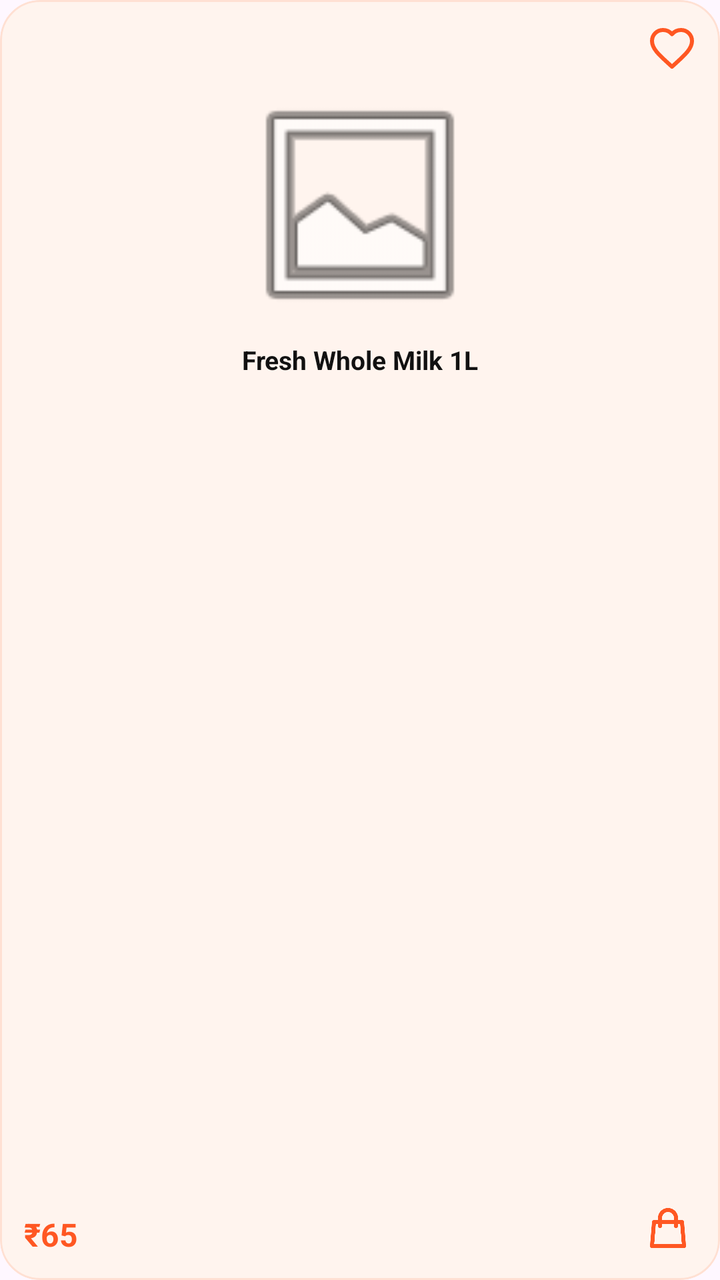
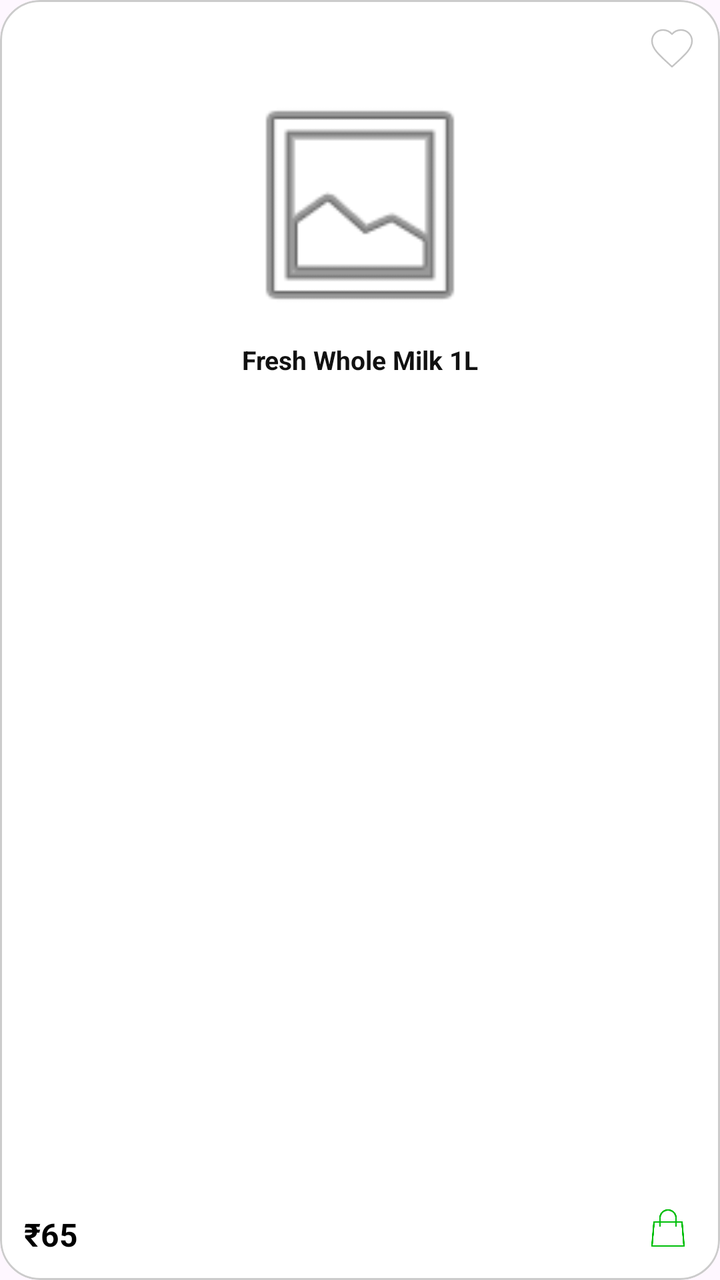

Compare the two renders of this Android layout. The source of the first and the diff that turns it into the second are given below.
<!-- AndroidManifest.xml: application theme Theme.DairyBook -->
<!-- res/layout/item_product_card.xml -->
<?xml version="1.0" encoding="utf-8"?>
<com.google.android.material.card.MaterialCardView xmlns:android="http://schemas.android.com/apk/res/android"
    xmlns:app="http://schemas.android.com/apk/res-auto"
    android:layout_width="160dp"
    android:layout_height="240dp"
    android:layout_marginEnd="12dp"
    app:cardBackgroundColor="#FFF4EE"
    app:cardCornerRadius="20dp"
    app:cardElevation="0dp"
    app:strokeColor="#FFE0D3"
    app:strokeWidth="1dp">

    <RelativeLayout
        android:layout_width="match_parent"
        android:layout_height="match_parent"
        android:padding="12dp">

        
        <ImageView
            android:id="@+id/ivFavorite"
            android:layout_width="24dp"
            android:layout_height="24dp"
            android:layout_alignParentEnd="true"
            android:background="?attr/selectableItemBackgroundBorderless"
            android:src="@drawable/ic_heart_outline" />

        
        <ImageView
            android:id="@+id/ivProduct"
            android:layout_width="match_parent"
            android:layout_height="125dp"
            android:layout_below="@id/ivFavorite"
            android:layout_centerHorizontal="true"
            android:layout_marginTop="4dp"
            android:scaleType="fitCenter"
            android:src="@android:drawable/ic_menu_gallery" />

        
        <TextView
            android:id="@+id/tvProductName"
            android:layout_width="match_parent"
            android:layout_height="wrap_content"
            android:layout_below="@id/ivProduct"
            android:layout_marginTop="6dp"
            android:ellipsize="end"
            android:maxLines="2"
            android:text="Fresh Whole Milk 1L"
            android:gravity="center"
            android:textColor="#111111"
            android:textSize="13sp"
            android:textStyle="bold" />

        
        <TextView
            android:id="@+id/tvProductPrice"
            android:layout_width="wrap_content"
            android:layout_height="wrap_content"
            android:layout_alignParentBottom="true"
            android:text="₹65"
            android:textColor="#FF5722"
            android:textSize="16sp"
            android:textStyle="bold" />

        
        <ImageView
            android:id="@+id/btnAddToCart"
            android:layout_width="28dp"
            android:layout_height="28dp"
            android:layout_alignParentEnd="true"
            android:layout_alignParentBottom="true"
            android:background="?attr/selectableItemBackgroundBorderless"
            android:padding="2dp"
            android:src="@drawable/ic_bag_outline" />
    </RelativeLayout>
</com.google.android.material.card.MaterialCardView>
<!-- resources referenced by this layout -->
<resources>
  <!-- drawable ic_bag_outline (drawable) -->
  <vector xmlns:android="http://schemas.android.com/apk/res/android"
      android:width="24dp"
      android:height="24dp"
      android:viewportWidth="24"
      android:viewportHeight="24">
      <path
          android:fillColor="#00000000"
          android:strokeColor="#FF5722"
          android:strokeWidth="2"
          android:strokeLineCap="round"
          android:strokeLineJoin="round"
          android:pathData="M16,11V7a4,4 0,0 0,-8 0v4M5,9h14l1,12H4L5,9z"/>
  </vector>
  <!-- drawable ic_heart_outline (drawable) -->
  <vector xmlns:android="http://schemas.android.com/apk/res/android"
      android:width="24dp"
      android:height="24dp"
      android:viewportWidth="24"
      android:viewportHeight="24">
      <path
          android:fillColor="#00000000"
          android:strokeColor="#FF5722"
          android:strokeWidth="2"
          android:strokeLineCap="round"
          android:strokeLineJoin="round"
          android:pathData="M12,21.35l-1.45,-1.32C5.4,15.36 2,12.28 2,8.5 2,5.42 4.42,3 7.5,3c1.74,0 3.41,0.81 4.5,2.09C13.09,3.81 14.76,3 16.5,3 19.58,3 22,5.42 22,8.5c0,3.78 -3.4,6.86 -8.55,11.54L12,21.35z"/>
  </vector>
  <style name="Theme.DairyBook" parent="Base.Theme.DairyBook" />
  <style name="Base.Theme.DairyBook" parent="Theme.Material3.DayNight.NoActionBar">
          
          
      </style>
</resources>

<!-- the commit's change to res/layout/item_product_card.xml (unified diff, before → after) -->
@@ -4,10 +4,10 @@
     android:layout_width="160dp"
     android:layout_height="240dp"
     android:layout_marginEnd="12dp"
-    app:cardBackgroundColor="#FFF4EE"
+    app:cardBackgroundColor="#FFFFFF"
     app:cardCornerRadius="20dp"
     app:cardElevation="0dp"
-    app:strokeColor="#FFE0D3"
+    app:strokeColor="#cccccc"
     app:strokeWidth="1dp">
 
     <RelativeLayout
@@ -57,7 +57,7 @@
             android:layout_height="wrap_content"
             android:layout_alignParentBottom="true"
             android:text="₹65"
-            android:textColor="#FF5722"
+            android:textColor="#000000"
             android:textSize="16sp"
             android:textStyle="bold" />
 
<!-- resource entries referenced after the edit -->
@@ -8,8 +8,8 @@
       android:viewportHeight="24">
       <path
           android:fillColor="#00000000"
-          android:strokeColor="#FF5722"
-          android:strokeWidth="2"
+          android:strokeColor="#00bf0a"
+          android:strokeWidth=".8"
           android:strokeLineCap="round"
           android:strokeLineJoin="round"
           android:pathData="M16,11V7a4,4 0,0 0,-8 0v4M5,9h14l1,12H4L5,9z"/>
@@ -22,8 +22,8 @@
       android:viewportHeight="24">
       <path
           android:fillColor="#00000000"
-          android:strokeColor="#FF5722"
-          android:strokeWidth="2"
+          android:strokeColor="#c4c4c4"
+          android:strokeWidth=".8"
           android:strokeLineCap="round"
           android:strokeLineJoin="round"
           android:pathData="M12,21.35l-1.45,-1.32C5.4,15.36 2,12.28 2,8.5 2,5.42 4.42,3 7.5,3c1.74,0 3.41,0.81 4.5,2.09C13.09,3.81 14.76,3 16.5,3 19.58,3 22,5.42 22,8.5c0,3.78 -3.4,6.86 -8.55,11.54L12,21.35z"/>
